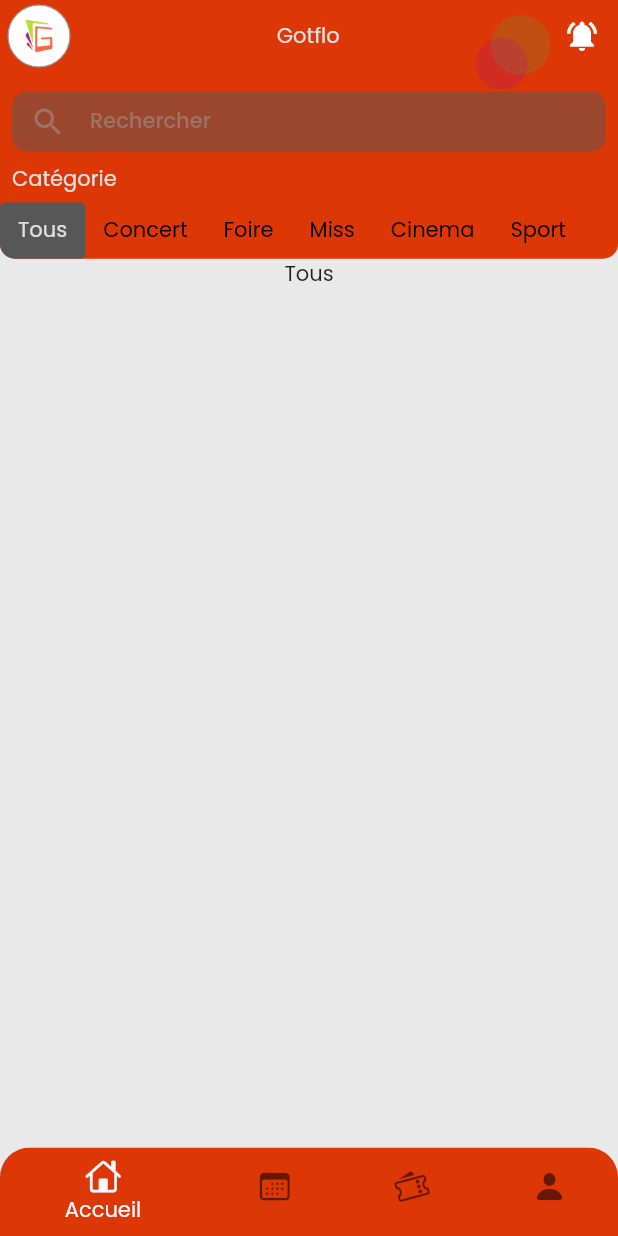
After one commit to codelabesolux1/guichetier_mobile.app, a Flutter app: the HomePage screen opened directly, on a phone screen of 412 x 824 dp. The commit adds this screen. Run offline on Flutter 3.47's test engine with Material 2 defaults, Android fonts, the phone set to English and light mode, and no system bars; our stand-ins replace flutter_native_splash, gap, google_fonts, intl_phone_number_input, pinput.

Commit message:
creation des différents menu

```diff
--- a/lib/main.dart
+++ b/lib/main.dart
@@ -3,6 +3,8 @@ import 'package:flutter/services.dart';
 import 'package:flutter_native_splash/flutter_native_splash.dart';
 import 'package:google_fonts/google_fonts.dart';
 import 'package:guichetier/pages/onborading_page/onboarding.dart';
+import 'package:guichetier/providers/nav_bar_provider.dart';
+import 'package:provider/provider.dart';
 
 void main() {
   WidgetsFlutterBinding.ensureInitialized();
@@ -28,10 +30,23 @@ class MyApp extends StatelessWidget {
         // systemNavigationBarDividerColor: Color(0xFF03BE0C),
       ),
     );
-    return MaterialApp(
+    return MultiProvider(
+      providers: [
+        ChangeNotifierProvider(
+          create: (context) => NavBarProvider(),
+        ),
+      ],
+      child: MaterialApp(
         title: 'Guichetier',
         debugShowCheckedModeBanner: false,
         theme: ThemeData(
+          appBarTheme: const AppBarTheme(
+            centerTitle: true,
+            elevation: 2,
+            foregroundColor: Color(0xFFE0E0E0),
+            color: Color(0xFFDD3705),
+          ),
+          bottomAppBarColor: const Color(0xFFDD3705),
           textTheme: GoogleFonts.poppinsTextTheme(
             Theme.of(context).textTheme,
           ),
@@ -39,6 +54,7 @@ class MyApp extends StatelessWidget {
           primarySwatch: Colors.deepOrange,
         ),
         home: const Onbording(),
+      ),
     );
   }
 }
--- /dev/null
+++ b/lib/pages/home/components/accueil/accueil.dart
@@ -0,0 +1,250 @@
+import 'package:flutter/material.dart';
+import 'package:gap/gap.dart';
+
+class Accueil extends StatefulWidget {
+  const Accueil({super.key});
+
+  @override
+  State<Accueil> createState() => _AccueilState();
+}
+
+class _AccueilState extends State<Accueil> {
+  List<String> categories = [
+    "Tous",
+    "Concert",
+    "Foire",
+    "Miss",
+    "Cinema",
+    "Sport",
+  ];
+
+  List homeBody = const [
+    /// TOUS //////////////////////////////////////
+    Text("Tous"),
+    ///////////////////////////////////////////////////////////
+    /// CONCERT //////////////////////////////////////
+    Text("Concert"),
+
+    /// FOIRE //////////////////////////////////////
+    Text("Foire"),
+
+    /// MISS //////////////////////////////////////
+    Text("Miss"),
+
+    /// CINEMA //////////////////////////////////////
+    Text("Cinema"),
+
+    /// SPORT //////////////////////////////////////
+    Text("Sport"),
+
+    ///
+  ];
+
+  int current = 0;
+  @override
+  Widget build(BuildContext context) {
+    return Column(
+      children: [
+        Container(
+          padding: EdgeInsets.only(
+            top: MediaQuery.of(context).padding.top,
+          ),
+          decoration: const BoxDecoration(
+            color: Color(0xFFDD3705),
+            borderRadius: BorderRadius.only(
+              bottomLeft: Radius.circular(10.0),
+              bottomRight: Radius.circular(10.0),
+            ),
+          ),
+          child: Stack(
+            children: [
+              Positioned(
+                top: 10,
+                right: 45,
+                child: Container(
+                  width: 40,
+                  height: 40,
+                  decoration: BoxDecoration(
+                    color: Colors.green.withOpacity(0.2),
+                    borderRadius: BorderRadius.circular(100),
+                  ),
+                ),
+              ),
+              Positioned(
+                top: 25,
+                right: 60,
+                child: Container(
+                  width: 35,
+                  height: 35,
+                  decoration: BoxDecoration(
+                    color: const Color(0xFFA002A0).withOpacity(0.2),
+                    borderRadius: BorderRadius.circular(100),
+                  ),
+                ),
+              ),
+              Column(
+                crossAxisAlignment: CrossAxisAlignment.start,
+                children: [
+                  Row(
+                    mainAxisAlignment: MainAxisAlignment.spaceBetween,
+                    children: [
+                      Padding(
+                        padding: EdgeInsets.only(
+                          left: MediaQuery.of(context).padding.left + 5,
+                        ),
+                        child: Container(
+                          width: 42,
+                          height: 42,
+                          decoration: BoxDecoration(
+                            color: Colors.white,
+                            shape: BoxShape.circle,
+                            border: Border.all(color: Colors.grey, width: 0.8),
+                          ),
+                          child: ClipOval(
+                            child: Image.asset(
+                              "assets/logo/icon_guichetier.png",
+                              fit: BoxFit.cover,
+                            ),
+                          ),
+                        ),
+                      ),
+                      const Text(
+                        "Gotflo",
+                        style: TextStyle(
+                          color: Color(0xFFE0E0E0),
+                        ),
+                      ),
+                      IconButton(
+                        onPressed: () {},
+                        icon: const Icon(
+                          Icons.notifications_active,
+                          color: Colors.white,
+                        ),
+                      )
+                    ],
+                  ),
+                  const Gap(5),
+                  Padding(
+                    padding: const EdgeInsets.all(8.0),
+                    child: SizedBox(
+                      height: 40,
+                      child: TextField(
+                        onTap: () {
+                          // Navigator.push(
+                          //   context,
+                          //   MaterialPageRoute(
+                          //     builder: (context) => const SearchPage(),
+                          //   ),
+                          // );
+                        },
+                        readOnly: true,
+                        decoration: InputDecoration(
+                          fillColor: const Color(0xFF575757).withOpacity(0.5),
+                          filled: true,
+                          contentPadding: const EdgeInsets.all(2),
+                          border: OutlineInputBorder(
+                            borderRadius: BorderRadius.circular(10),
+                          ),
+                          hintText: "Rechercher",
+                          hintStyle: TextStyle(
+                            color: Colors.grey.withOpacity(0.5),
+                          ),
+                          prefixIcon: Icon(
+                            Icons.search,
+                            color: Colors.grey.withOpacity(0.5),
+                          ),
+                          prefixIconColor: Colors.grey,
+                          enabledBorder: OutlineInputBorder(
+                            borderSide: const BorderSide(
+                              color: Color.fromARGB(0, 244, 67, 54),
+                              width: 0,
+                            ),
+                            borderRadius: BorderRadius.circular(10),
+                          ),
+                          focusedBorder: OutlineInputBorder(
+                            borderSide: const BorderSide(
+                              color: Color.fromARGB(0, 244, 67, 54),
+                              width: 0,
+                            ),
+                            borderRadius: BorderRadius.circular(10),
+                          ),
+                        ),
+                      ),
+                    ),
+                  ),
+                  const Padding(
+                    padding: EdgeInsets.only(left: 8.0),
+                    child: Text(
+                      "Catégorie",
+                      style: TextStyle(
+                        color: Color(0xFFE0E0E0),
+                      ),
+                    ),
+                  ),
+                  const Gap(5),
+                  SizedBox(
+                    width: double.infinity,
+                    height: MediaQuery.of(context).size.height / 22,
+                    child: ListView.builder(
+                      scrollDirection: Axis.horizontal,
+                      physics: const BouncingScrollPhysics(),
+                      itemCount: categories.length,
+                      itemBuilder: (ctx, index) {
+                        return GestureDetector(
+                          onTap: () {
+                            setState(() {
+                              current = index;
+                            });
+                          },
+                          child: Container(
+                            decoration: BoxDecoration(
+                              color: current == index
+                                  ? const Color(0xFF575757)
+                                  : Colors.transparent,
+                              borderRadius: BorderRadius.only(
+                                topLeft: const Radius.circular(3),
+                                bottomLeft: Radius.circular(
+                                  current == 0 ? 10 : 3,
+                                ),
+                                topRight: const Radius.circular(3),
+                                bottomRight:
+                                    Radius.circular(current == 5 ? 10 : 3),
+                              ),
+                            ),
+                            child: Padding(
+                              padding: const EdgeInsets.only(
+                                left: 12,
+                                right: 12,
+                                top: 8.0,
+                                bottom: 8.0,
+                              ),
+                              child: Text(
+                                categories[index],
+                                style: TextStyle(
+                                  color: current == index
+                                      ? const Color(0xFFE0E0E0)
+                                      : Colors.black,
+                                ),
+                              ),
+                            ),
+                          ),
+                        );
+                      },
+                    ),
+                  )
+                ],
+              ),
+            ],
+          ),
+        ),
+        SingleChildScrollView(
+          child: Column(
+            children: [
+              homeBody[current],
+            ],
+          ),
+        )
+      ],
+    );
+  }
+}
--- /dev/null
+++ b/lib/pages/home/components/compte/compte_menu.dart
@@ -0,0 +1,14 @@
+import 'package:flutter/material.dart';
+
+class CompteMenu extends StatelessWidget {
+  const CompteMenu({super.key});
+
+  @override
+  Widget build(BuildContext context) {
+    return Scaffold(
+      appBar: AppBar(
+        title: Text("Compte"),
+      ),
+    );
+  }
+}
--- /dev/null
+++ b/lib/pages/home/components/events/events_menu.dart
@@ -0,0 +1,14 @@
+import 'package:flutter/material.dart';
+
+class EventMenu extends StatelessWidget {
+  const EventMenu({super.key});
+
+  @override
+  Widget build(BuildContext context) {
+    return Scaffold(
+      appBar: AppBar(
+        title: Text("Event"),
+      ),
+    );
+  }
+}
--- /dev/null
+++ b/lib/pages/home/components/tickets/ticket_menu.dart
@@ -0,0 +1,14 @@
+import 'package:flutter/material.dart';
+
+class TicketMenu extends StatelessWidget {
+  const TicketMenu({super.key});
+
+  @override
+  Widget build(BuildContext context) {
+    return Scaffold(
+      appBar: AppBar(
+        title: Text("Tickets"),
+      ),
+    );
+  }
+}
--- a/lib/pages/home/home_page.dart
+++ b/lib/pages/home/home_page.dart
@@ -1,12 +1,162 @@
+import 'package:flutter/cupertino.dart';
 import 'package:flutter/material.dart';
+import 'package:flutter/services.dart';
+import 'package:guichetier/pages/home/components/accueil/accueil.dart';
+import 'package:guichetier/pages/home/components/compte/compte_menu.dart';
+import 'package:guichetier/pages/home/components/events/events_menu.dart';
+import 'package:guichetier/pages/home/components/tickets/ticket_menu.dart';
+import 'package:guichetier/providers/nav_bar_provider.dart';
+import 'package:provider/provider.dart';
 
-class HomePage extends StatelessWidget {
+class HomePage extends StatefulWidget {
   const HomePage({super.key});
 
   @override
+  State<HomePage> createState() => _HomePageState();
+}
+
+class _HomePageState extends State<HomePage> {
+  List<Widget> menu = const [
+    Accueil(),
+    EventMenu(),
+    TicketMenu(),
+    CompteMenu(),
+  ];
+
+  @override
   Widget build(BuildContext context) {
-    return const SafeArea(
-      child: Text("home page"),
+    final providerNavBar = Provider.of<NavBarProvider>(context);
+    SystemChrome.setSystemUIOverlayStyle(
+      const SystemUiOverlayStyle(
+        statusBarColor: Color(0xFFDD3705), // <-- SEE HERE
+        statusBarIconBrightness:
+            Brightness.light, //<-- For Android SEE HERE (dark icons)
+        statusBarBrightness:
+            Brightness.light, //<-- For iOS SEE HERE (dark icons)
+        systemNavigationBarColor: Color(0xFFDD3705),
+        systemNavigationBarIconBrightness: Brightness.light,
+        // systemNavigationBarDividerColor: Color(0xFF03BE0C),
+      ),
+    );
+    return Scaffold(
+      // AppBar(
+      //   elevation: 2,
+      //   backgroundColor: const Color(0xFFDD3705),
+      //   leading: Container(
+      //     width: 37,
+      //     height: 37,
+      //     decoration: BoxDecoration(
+      //       color: Colors.white,
+      //       shape: BoxShape.circle,
+      //       border: Border.all(color: Colors.grey, width: 0.8),
+      //     ),
+      //     child: ClipOval(
+      //       child: Image.asset(
+      //         "assets/logo/icon_guichetier.png",
+      //         fit: BoxFit.cover,
+      //       ),
+      //     ),
+      //   ),
+      //   title: SizedBox(
+      //     height: 40,
+      //     child: TextField(
+      //       onTap: () {
+      //         // Navigator.push(
+      //         //   context,
+      //         //   MaterialPageRoute(
+      //         //     builder: (context) => const SearchPage(),
+      //         //   ),
+      //         // );
+      //       },
+      //       readOnly: true,
+      //       decoration: InputDecoration(
+      //         filled: true,
+      //         contentPadding: const EdgeInsets.all(2),
+      //         border: OutlineInputBorder(
+      //           borderRadius: BorderRadius.circular(10),
+      //         ),
+      //         hintText: "Rechercher",
+      //         hintStyle: TextStyle(
+      //           color: Colors.grey.withOpacity(0.5),
+      //         ),
+      //         prefixIcon: const Icon(Icons.search),
+      //         prefixIconColor: Colors.grey,
+      //         enabledBorder: OutlineInputBorder(
+      //           borderSide: const BorderSide(
+      //             color: Color.fromARGB(0, 244, 67, 54),
+      //             width: 0,
+      //           ),
+      //           borderRadius: BorderRadius.circular(10),
+      //         ),
+      //         focusedBorder: OutlineInputBorder(
+      //           borderSide: const BorderSide(
+      //             color: Color.fromARGB(0, 244, 67, 54),
+      //             width: 0,
+      //           ),
+      //           borderRadius: BorderRadius.circular(10),
+      //         ),
+      //       ),
+      //     ),
+      //   ),
+      //   actions: [
+      //     IconButton(
+      //       onPressed: () {},
+      //       icon: const Icon(
+      //         Icons.notifications_active,
+      //         color: Colors.white,
+      //       ),
+      //     )
+      //   ],
+      // ),
+      backgroundColor: const Color(0xFFE9E9E9),
+      //BODY //
+      body: menu[providerNavBar.currentIndex],
+
+      bottomNavigationBar: ClipRRect(
+        borderRadius: const BorderRadius.only(
+          topLeft: Radius.circular(20.0),
+          topRight: Radius.circular(20.0),
+        ),
+        child: BottomNavigationBar(
+          currentIndex: providerNavBar.currentIndex,
+          backgroundColor: const Color(0xFFDD3705),
+          unselectedItemColor: Colors.black54,
+          elevation: 4,
+          onTap: (value) {
+            providerNavBar.currentIndex = value;
+          },
+          items: const [
+            BottomNavigationBarItem(
+              backgroundColor: Color(0xFFDD3705),
+              label: "Accueil",
+              icon: Icon(
+                CupertinoIcons.home,
+              ),
+            ),
+            BottomNavigationBarItem(
+              backgroundColor: Color(0xFFDD3705),
+              label: "Event",
+              icon: Icon(
+                CupertinoIcons.calendar,
+              ),
+            ),
+            BottomNavigationBarItem(
+              backgroundColor: Color(0xFFDD3705),
+              label: "Ticket",
+              icon: Icon(
+                CupertinoIcons.tickets,
+              ),
+            ),
+            BottomNavigationBarItem(
+              backgroundColor: Color(0xFFDD3705),
+              label: "Compte",
+              icon: Icon(
+                CupertinoIcons.person_fill,
+              ),
+            ),
+          ],
+        ),
+      ),
     );
   }
 }
--- a/lib/pages/registration/validation.dart
+++ b/lib/pages/registration/validation.dart
@@ -33,7 +33,7 @@ class _ValidationPageState extends State<ValidationPage> {
         child: Center(
           child: Icon(
             CupertinoIcons.checkmark_circle_fill,
-            size: 50,
+            size: 200,
             color: Color(0xFFDD3705),
           ),
         ),
--- /dev/null
+++ b/lib/providers/nav_bar_provider.dart
@@ -0,0 +1,12 @@
+import 'package:flutter/material.dart';
+
+class NavBarProvider extends ChangeNotifier {
+  int _currentIndex = 0;
+
+  int get currentIndex => _currentIndex;
+
+  set currentIndex(int newCurrentIndex) {
+    _currentIndex = newCurrentIndex;
+    notifyListeners();
+  }
+}
```
Lines whose indentation alone changed are shown as unchanged.
